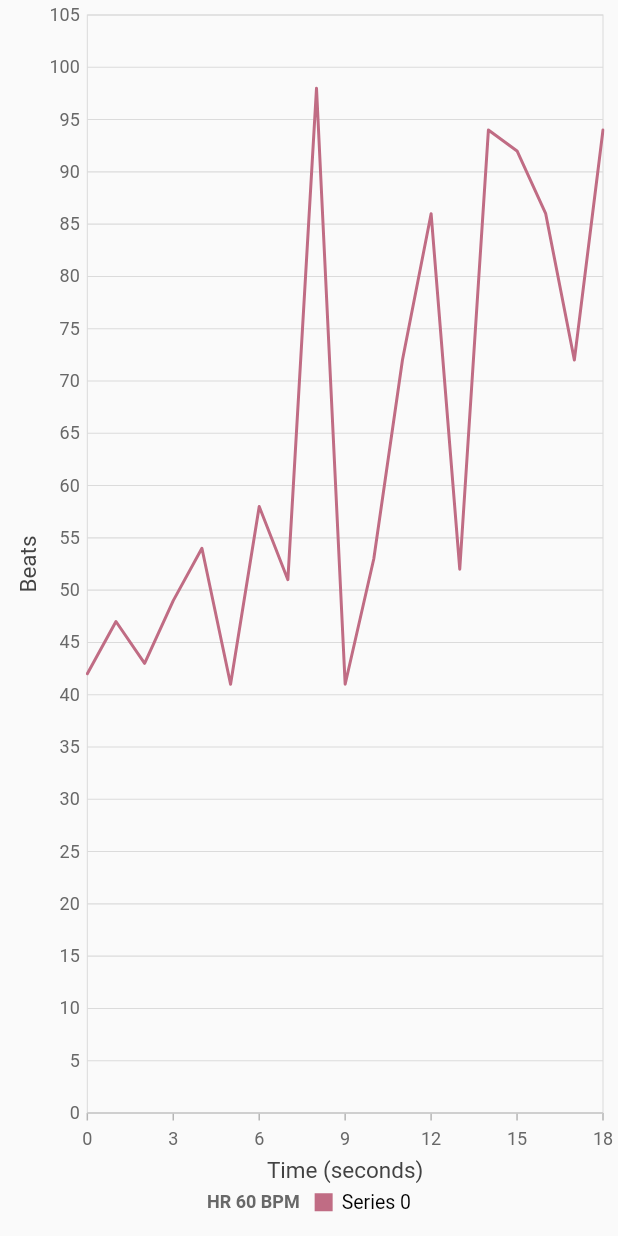
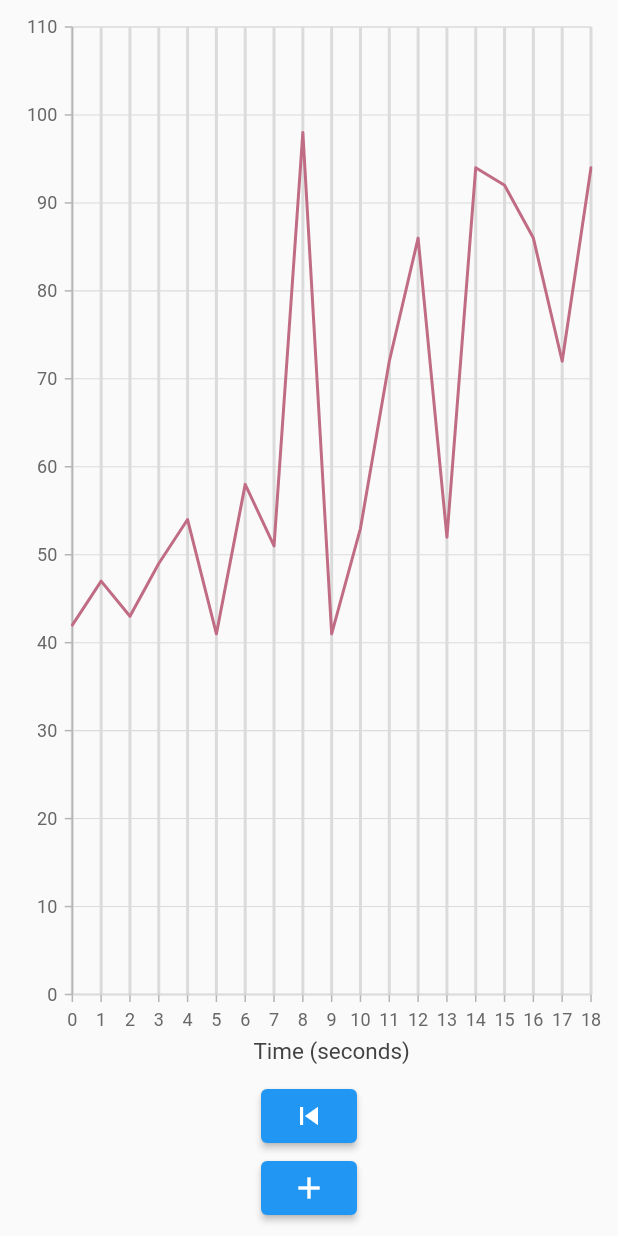
Before and after one commit to sdoshi983/ecg_monitoring_app, a Flutter app: the screen it shows after launch, on a phone screen of 412 x 824 dp. Run offline on Flutter 3.47's test engine with Material 2 defaults, Android fonts, the phone set to English and light mode, and no system bars; our stand-ins replace firebase_auth, firebase_core, firebase_database, lottie, syncfusion_flutter_charts; accounts and stored records are empty.

Commit message:
graph scrolling

```diff
--- a/lib/pages/ecg_plot.dart
+++ b/lib/pages/ecg_plot.dart
@@ -2,6 +2,7 @@ import 'dart:async';
 
 import 'package:flutter/cupertino.dart';
 import 'package:flutter/material.dart';
+import 'package:flutter/rendering.dart';
 import 'package:syncfusion_flutter_charts/charts.dart';
 import 'dart:math' as math;
 
@@ -11,25 +12,75 @@ class EcgPlot extends StatefulWidget {
 }
 
 class _EcgPlotState extends State<EcgPlot> {
-  List<LiveData> chartData;
+  List<LiveData> chartData, previousData = [], nextData = [];
   ChartSeriesController _chartSeriesController;
+  TooltipBehavior _tooltipBehavior;
 
   @override
   void initState() {
     chartData = getChartData();
-    Timer.periodic(const Duration(seconds: 1), updateDataSource);
+    Timer.periodic(const Duration(milliseconds: 1), updateDataSource);
+    _tooltipBehavior = TooltipBehavior(enable: true);
     super.initState();
   }
 
+  void func() {
+    Timer.periodic(const Duration(milliseconds: 1), updateDataSource);
+
+  }
+
+  void onPreviousButtonTapped(){
+    var length = previousData.length;
+    if(length > 0){
+      var lastElement = previousData.removeAt(length - 1);
+      chartData.insert(0, lastElement);
+      var chartDataLength = chartData.length;
+      lastElement = chartData.removeAt(chartDataLength - 1);
+      nextData.insert(0, lastElement);
+    }
+    _chartSeriesController.updateDataSource(
+        addedDataIndex: 0, removedDataIndex: chartData.length - 1);
+    // Timer.periodic(const Duration(seconds: 1), updateDataSource);
+  }
   @override
   Widget build(BuildContext context) {
     return Scaffold(
-        body: SfCartesianChart(
-          legend: Legend(
-            offset: Offset(-20, 90),
-            isVisible: true,
-            title: LegendTitle(text: "HR 60 BPM", textStyle: TextStyle(fontWeight: FontWeight.bold))
-          ),
+      body: Padding(
+        padding: const EdgeInsets.all(8.0),
+        child: Column(
+          // crossAxisAlignment: CrossAxisAlignment.start,
+          children: [
+            Expanded(
+              child: GestureDetector(
+                onHorizontalDragStart: (details) {
+                  print('start' + details.globalPosition.toString());
+                },
+                onHorizontalDragEnd: (details) {
+                  print('end');
+                },
+                onHorizontalDragCancel: () {
+                  print('cancel');
+                },
+                onHorizontalDragDown: (details) {
+                  print('down');
+                },
+                onHorizontalDragUpdate: (details) {
+                  print('update');
+                },
+                child: SfCartesianChart(
+                  // onChartTouchInteractionMove: (args){
+                  //   chartData.add(LiveData(time++, (7)));
+                  //   chartData.removeAt(0);
+                  //   _chartSeriesController.updateDataSource(
+                  //       addedDataIndex: chartData.length - 1, removedDataIndex: 0);
+                  // },
+                  tooltipBehavior: _tooltipBehavior,
+                  // legend: Legend(
+                  //     offset: Offset(-20, 90),
+                  //     isVisible: true,
+                  //     title: LegendTitle(
+                  //         text: "HR 60 BPM",
+                  //         textStyle: TextStyle(fontWeight: FontWeight.bold))),
                   series: <LineSeries<LiveData, int>>[
                     LineSeries<LiveData, int>(
                       onRendererCreated: (ChartSeriesController controller) {
@@ -42,23 +93,61 @@ class _EcgPlotState extends State<EcgPlot> {
                     )
                   ],
                   primaryXAxis: NumericAxis(
-                majorGridLines: const MajorGridLines(width: 0),
+                      majorGridLines: const MajorGridLines(width: 2),
                       edgeLabelPlacement: EdgeLabelPlacement.shift,
-                interval: 3,
+                      interval: 1,
                       title: AxisTitle(text: 'Time (seconds)')),
-            primaryYAxis: NumericAxis(
-                axisLine: const AxisLine(width: 0),
-                majorTickLines: const MajorTickLines(size: 0),
-                title: AxisTitle(text: 'Beats'))));
+                  // primaryYAxis: NumericAxis(
+                  //   axisLine: const AxisLine(width: ),
+                  //   majorTickLines: const MajorTickLines(size: 0),
+                  //   title: AxisTitle(text: 'Beats'),
+                  // ),
+                ),
+              ),
+            ),
+            ElevatedButton(
+
+              onPressed: () {
+                onPreviousButtonTapped();
+              },
+              child: Icon(Icons.skip_previous),
+            ),
+            ElevatedButton(
+
+              onPressed: () {
+                func();
+                // onPreviousButtonTapped();
+              },
+              child: Icon(Icons.add),
+            ),
+          ],
+        ),
+      ),
+    );
   }
 
   int time = 19;
   void updateDataSource(Timer timer) {
+    // print(time);
+    if(nextData.length > 0){
+      var data = nextData.removeAt(0);
+      chartData.add(data);
+    }
+    else{
       chartData.add(LiveData(time++, (math.Random().nextInt(60) + 30)));
-    chartData.removeAt(0);
+    }
+    LiveData data = chartData.removeAt(0);
+      previousData.add(data);
+      var length = previousData.length;
+      if (length == 20){
+        ;//previousData.removeAt(0);
+      }
       _chartSeriesController.updateDataSource(
           addedDataIndex: chartData.length - 1, removedDataIndex: 0);
     }
+
+
+
 }
 
 class SalesData {
```
Lines whose indentation alone changed are shown as unchanged.
